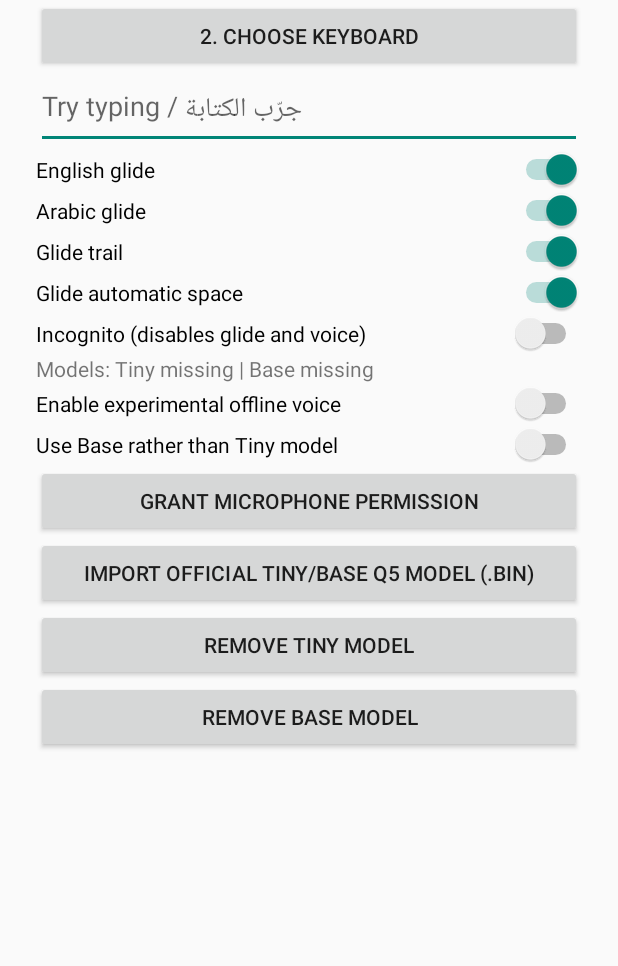
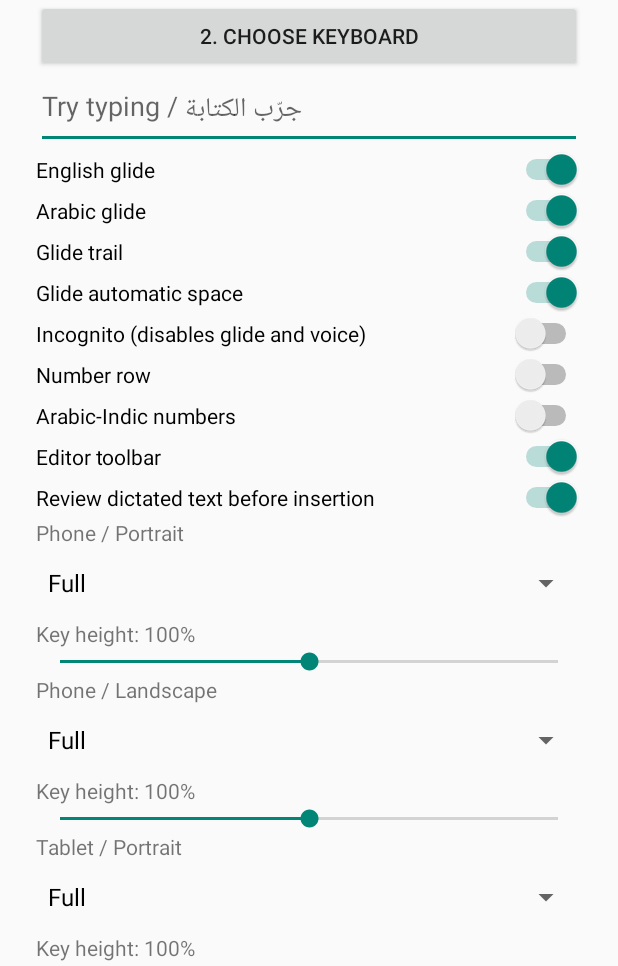
Before and after one commit to amroalhamedi2022-hue/my-keyboard, an Android app: the screen it shows after launch (SetupActivity), on a phone screen of 412 x 824 dp, the part 270-1236 px from its top. Run offline under Robolectric (Android 15) with nearby library versions, the phone set to English and light mode, and no system bars.

Commit message:
Add cooperative native cancellation, adaptive layouts and editor utilities

```diff
--- a/app/src/main/java/com/zerokeyboard/ime/SetupActivity.java
+++ b/app/src/main/java/com/zerokeyboard/ime/SetupActivity.java
@@ -29,6 +29,11 @@ public final class SetupActivity extends Activity {
   toggle(root,"Glide trail",settings.trail(),settings,"glide_trail");
   toggle(root,"Glide automatic space",settings.space(),settings,"glide_space");
   toggle(root,"Incognito (disables glide and voice)",settings.incognito(),settings,"incognito");
+  toggle(root,"Number row",settings.numberRow(),settings,"number_row");
+  toggle(root,"Arabic-Indic numbers",settings.indic(),settings,"arabic_indic");
+  toggle(root,"Editor toolbar",settings.editorTools(),settings,"editor_tools");
+  toggle(root,"Review dictated text before insertion",settings.voiceReview(),settings,"voice_review");
+  for(boolean tablet:new boolean[]{false,true})for(boolean landscape:new boolean[]{false,true})profile(root,settings,tablet,landscape);
   models=new ModelStore(this);modelStatus=new TextView(this);root.addView(modelStatus);refreshModels();
   toggle(root,"Enable experimental offline voice",settings.voice(),settings,"voice_enabled");
   toggle(root,"Use Base rather than Tiny model",settings.model()==ModelCatalog.BASE,settings,"voice_base");
@@ -44,6 +49,15 @@ public final class SetupActivity extends Activity {
   imports.execute(()->{try{ModelCatalog model=models.install(uri);runOnUiThread(()->{if(!isDestroyed()){refreshModels();Toast.makeText(this,model.name()+" verified",Toast.LENGTH_SHORT).show();}});}catch(Exception e){runOnUiThread(()->{if(!isDestroyed()){refreshModels();Toast.makeText(this,"Import rejected: invalid or unavailable file",Toast.LENGTH_LONG).show();}});}});
  }
  @Override protected void onDestroy(){imports.shutdown();super.onDestroy();}
+ private void profile(LinearLayout root,ZeroSettings settings,boolean tablet,boolean landscape){
+  TextView label=new TextView(this);label.setText((tablet?"Tablet":"Phone")+" / "+(landscape?"Landscape":"Portrait"));root.addView(label);
+  Spinner modes=new Spinner(this);String[] names={"Full","Split (wide screens)","One hand left","One hand right"};
+  modes.setAdapter(new ArrayAdapter<String>(this,android.R.layout.simple_spinner_dropdown_item,names));modes.setSelection(settings.layout(tablet,landscape).ordinal());
+  modes.setOnItemSelectedListener(new android.widget.AdapterView.OnItemSelectedListener(){public void onItemSelected(android.widget.AdapterView<?> parent,android.view.View view,int pos,long id){settings.layout(tablet,landscape,LayoutProfile.Mode.values()[pos]);}public void onNothingSelected(android.widget.AdapterView<?> parent){}});root.addView(modes);
+  SeekBar height=new SeekBar(this);height.setMax(50);height.setProgress(Math.max(0,Math.min(50,settings.height(tablet,landscape)-75)));
+  TextView value=new TextView(this);value.setText("Key height: "+(75+height.getProgress())+"%");root.addView(value);
+  height.setOnSeekBarChangeListener(new SeekBar.OnSeekBarChangeListener(){public void onProgressChanged(SeekBar b,int p,boolean user){value.setText("Key height: "+(75+p)+"%");if(user)settings.height(tablet,landscape,75+p);}public void onStartTrackingTouch(SeekBar b){}public void onStopTrackingTouch(SeekBar b){}});root.addView(height);
+ }
  private void toggle(LinearLayout root,String title,boolean initial,ZeroSettings settings,String key){
   Switch item=new Switch(this);item.setText(title);item.setChecked(initial);item.setOnCheckedChangeListener((v,value)->settings.set(key,value));root.addView(item);
  }
--- a/app/src/main/java/com/zerokeyboard/ime/ZeroSettings.java
+++ b/app/src/main/java/com/zerokeyboard/ime/ZeroSettings.java
@@ -10,5 +10,14 @@ final class ZeroSettings {
  boolean incognito(){return p.getBoolean("incognito",false);}
  boolean voice(){return p.getBoolean("voice_enabled",false);}
  com.zerokeyboard.ime.voice.ModelCatalog model(){return p.getBoolean("voice_base",false)?com.zerokeyboard.ime.voice.ModelCatalog.BASE:com.zerokeyboard.ime.voice.ModelCatalog.TINY;}
+ boolean numberRow(){return p.getBoolean("number_row",false);}
+ boolean indic(){return p.getBoolean("arabic_indic",false);}
+ boolean editorTools(){return p.getBoolean("editor_tools",true);}
+ boolean voiceReview(){return p.getBoolean("voice_review",true);}
+ LayoutProfile.Mode layout(boolean tablet,boolean landscape){try{return LayoutProfile.Mode.valueOf(p.getString(profileKey(tablet,landscape)+"_mode","FULL"));}catch(IllegalArgumentException e){return LayoutProfile.Mode.FULL;}}
+ int height(boolean tablet,boolean landscape){return p.getInt(profileKey(tablet,landscape)+"_height",100);}
+ private String profileKey(boolean tablet,boolean landscape){return (tablet?"tablet":"phone")+(landscape?"_landscape":"_portrait");}
+ void layout(boolean tablet,boolean landscape,LayoutProfile.Mode mode){p.edit().putString(profileKey(tablet,landscape)+"_mode",mode.name()).apply();}
+ void height(boolean tablet,boolean landscape,int value){p.edit().putInt(profileKey(tablet,landscape)+"_height",value).apply();}
  void set(String key,boolean value){p.edit().putBoolean(key,value).apply();}
 }
--- a/app/src/main/java/com/zerokeyboard/ime/voice/VoiceSession.java
+++ b/app/src/main/java/com/zerokeyboard/ime/voice/VoiceSession.java
@@ -12,7 +12,7 @@ public final class VoiceSession {
  private static final int RATE=16000,MAX=RATE*30;
  private final Handler main=new Handler(Looper.getMainLooper());
  private final ExecutorService worker=Executors.newSingleThreadExecutor();
- private static final class Job {volatile boolean stop,cancel;final Listener listener;Job(Listener l){listener=l;}}
+ private static final class Job {volatile boolean stop,cancel;final long id=NativeWhisper.newSession();final Listener listener;Job(Listener l){listener=l;}}
  private final AtomicBoolean running=new AtomicBoolean();
  private Job current;
  private boolean closed;
@@ -24,7 +24,7 @@ public final class VoiceSession {
   worker.execute(()->{try{record(job,store,model);}finally{running.set(false);}});
  }
  public void stop(){if(current!=null)current.stop=true;}
- public void cancel(){if(current!=null){current.cancel=true;current.stop=true;current=null;}}
+ public void cancel(){if(current!=null){current.cancel=true;current.stop=true;NativeWhisper.cancel(current.id);current=null;}}
  public void close(){closed=true;cancel();worker.shutdownNow();}
  private void state(Job job,String s){main.post(()->{if(current==job&&!job.cancel)job.listener.state(s);});}
  private void done(Job job,String text,String status){main.post(()->{if(current!=job||job.cancel)return;current=null;job.listener.state(status);if(text!=null&&!text.isEmpty())job.listener.result(text);});}
@@ -52,7 +52,7 @@ public final class VoiceSession {
    if(job.cancel)return;
    if(count<RATE/3||peak<0.003f){done(job,null,"No speech detected");return;}
    state(job,"Processing locally…");
-   String result=NativeWhisper.transcribe(file.getAbsolutePath(),samples,count);
+   String result=NativeWhisper.transcribe(file.getAbsolutePath(),samples,count,job.id);
    done(job,result,"Ready");
   }catch(Exception|LinkageError error){done(job,null,"Voice unavailable • check setup");}
   finally{if(recorder!=null){try{recorder.stop();}catch(RuntimeException ignored){}recorder.release();}if(samples!=null)Arrays.fill(samples,0);if(chunk!=null)Arrays.fill(chunk,(short)0);}
```
Also changed, not shown: app/src/main/java/com/zerokeyboard/ime/LayoutProfile.java (added, +24 -0 lines), app/src/main/java/com/zerokeyboard/ime/ZeroImeService.java (+50 -10 lines), app/src/main/java/com/zerokeyboard/ime/voice/NativeWhisper.java (+8 -3 lines), 8 other files.
